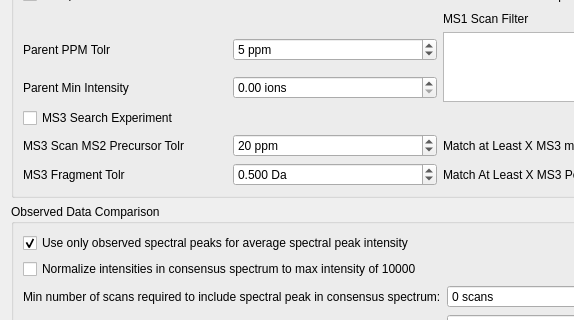
This is src/maven/forms/directinfusiondialog.ui in eugenemel/maven as Qt 5 draws it before an edit; both pictures show x 0 to 574 and y 189 to 509 of the 880 by 870 pixel window. The edited form follows.
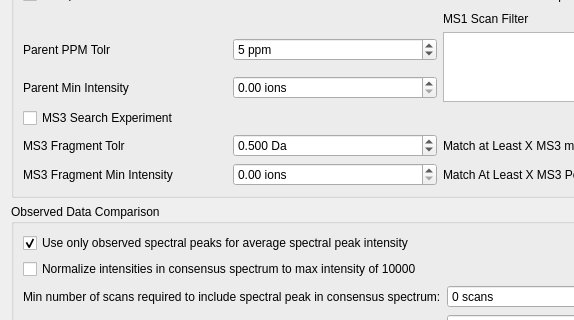
This is the edited form.

Commit message: Issue 226, 298: Replaced field in dialog box with unused ms3 fragment intensity threshold.

Patch:
```diff
--- a/src/maven/forms/directinfusiondialog.ui
+++ b/src/maven/forms/directinfusiondialog.ui
@@ -33,16 +33,6 @@
       <string>Library Matching</string>
      </property>
      <layout class="QGridLayout" name="gridLayout">
-      <item row="11" column="0">
-       <widget class="QLabel" name="lblMs3PrecursorPpmTolr">
-        <property name="text">
-         <string>MS3 Scan MS2 Precursor Tolr</string>
-        </property>
-        <property name="alignment">
-         <set>Qt::AlignLeading|Qt::AlignLeft|Qt::AlignVCenter</set>
-        </property>
-       </widget>
-      </item>
       <item row="8" column="0">
        <widget class="QLabel" name="lblParTol">
         <property name="text">
@@ -154,13 +144,6 @@
         </property>
        </widget>
       </item>
-      <item row="13" column="0">
-       <widget class="QLabel" name="lblMs3PpmTolr">
-        <property name="text">
-         <string>MS3 Fragment Tolr</string>
-        </property>
-       </widget>
-      </item>
       <item row="3" column="1">
        <widget class="QDoubleSpinBox" name="spnFragMinIntensity">
         <property name="suffix">
@@ -192,19 +175,6 @@
         </property>
        </widget>
       </item>
-      <item row="11" column="1">
-       <widget class="QSpinBox" name="spnMs3PrecursorPpmTolr">
-        <property name="suffix">
-         <string> ppm</string>
-        </property>
-        <property name="maximum">
-         <number>999999999</number>
-        </property>
-        <property name="value">
-         <number>20</number>
-        </property>
-       </widget>
-      </item>
       <item row="3" column="3">
        <widget class="QSpinBox" name="spnMatchXDiagnosticPeaks">
         <property name="suffix">
@@ -261,7 +231,34 @@
         </property>
        </widget>
       </item>
-      <item row="13" column="1">
+      <item row="11" column="2">
+       <widget class="QLabel" name="lblMs3MinNumMzMatches">
+        <property name="text">
+         <string>Match at Least X MS3 m/z</string>
+        </property>
+       </widget>
+      </item>
+      <item row="11" column="3">
+       <widget class="QSpinBox" name="spnMs3MinNumMzMatches">
+        <property name="suffix">
+         <string> MS3 fragment m/zs</string>
+        </property>
+        <property name="maximum">
+         <number>999999999</number>
+        </property>
+        <property name="value">
+         <number>1</number>
+        </property>
+       </widget>
+      </item>
+      <item row="11" column="0">
+       <widget class="QLabel" name="lblMs3PpmTolr">
+        <property name="text">
+         <string>MS3 Fragment Tolr</string>
+        </property>
+       </widget>
+      </item>
+      <item row="11" column="1">
        <widget class="QDoubleSpinBox" name="spnMs3MatchTolrInDa">
         <property name="suffix">
          <string> Da</string>
@@ -280,23 +277,23 @@
         </property>
        </widget>
       </item>
-      <item row="11" column="2">
-       <widget class="QLabel" name="label">
-        <property name="text">
-         <string>Match at Least X MS3 m/z</string>
-        </property>
-       </widget>
-      </item>
-      <item row="11" column="3">
-       <widget class="QSpinBox" name="spnMs3MinNumMzMatches">
+      <item row="13" column="1">
+       <widget class="QDoubleSpinBox" name="spnMs3MinIntensity">
         <property name="suffix">
-         <string> MS3 fragment m/zs</string>
+         <string> ions</string>
         </property>
         <property name="maximum">
-         <number>999999999</number>
+         <double>999999999999.000000000000000</double>
         </property>
-        <property name="value">
-         <number>1</number>
+        <property name="singleStep">
+         <double>10.000000000000000</double>
+        </property>
+       </widget>
+      </item>
+      <item row="13" column="0">
+       <widget class="QLabel" name="lblMs3FragMinIntensity">
+        <property name="text">
+         <string>MS3 Fragment Min Intensity</string>
         </property>
        </widget>
       </item>
```
The commit also changes 1 other file.
